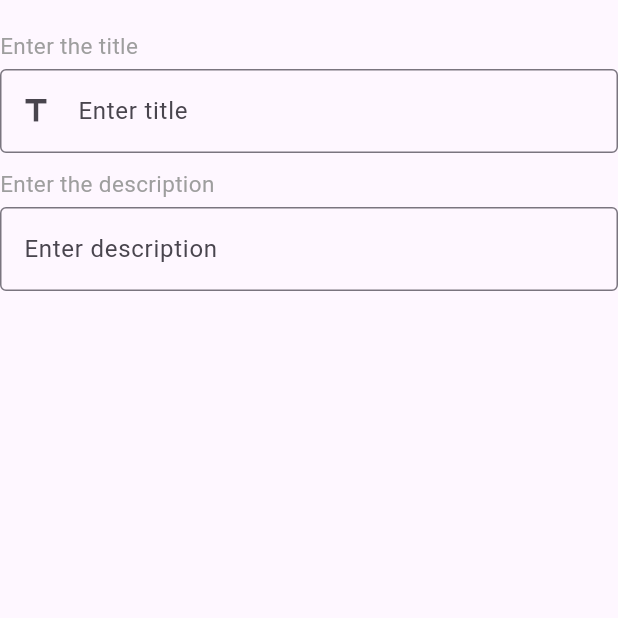
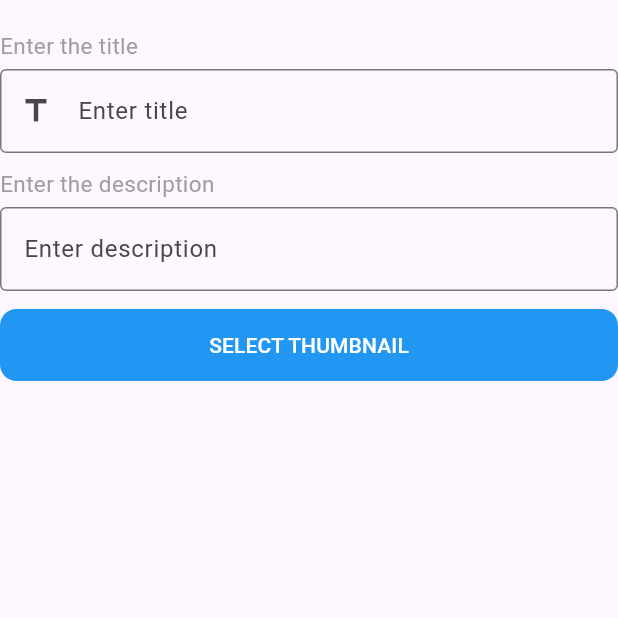
Before and after one commit to adogbeji/FlutterYouTubeClone, a Flutter app: the screen it shows after launch, on a phone screen of 412 x 824 dp, the top half of it. Run offline on Flutter 3.47's test engine with Material 3 defaults, Android fonts, the phone set to English and light mode, and no system bars; our stand-ins replace cached_network_image, cloud_firestore, firebase_auth, firebase_core, firebase_storage, flutter_riverpod and 3 more; missing offline and left inert: video_editor; accounts and stored records are empty; generated files the repository leaves out were written again.

Commit message:
Wrap button with Padding widget in video details screen

```diff
--- a/lib/features/upload/long_video/video_details_screen.dart
+++ b/lib/features/upload/long_video/video_details_screen.dart
@@ -10,7 +10,7 @@ class VideoDetailsScreen extends StatelessWidget {
       child: Padding(
         padding: const EdgeInsets.only(top: 20),
         child: Column(
-          crossAxisAlignment: CrossAxisAlignment.start,
+          crossAxisAlignment: CrossAxisAlignment.stretch,
           children: [
             const Text(
               'Enter the title',
@@ -57,9 +57,17 @@ class VideoDetailsScreen extends StatelessWidget {
               ),
             ),
 
-            Container(
-              decoration: BoxDecoration(
-                color: Colors.blue,
+            Padding(
+              padding: const EdgeInsets.only(top: 12),
+              child: Container(
+                decoration: BoxDecoration(
+                  color: Colors.blue,
+                  borderRadius: BorderRadius.all(Radius.circular(11),),
+                ),
+                child: TextButton(
+                  onPressed: () {},
+                  child: Text('SELECT THUMBNAIL', style: TextStyle(color: Colors.white,),),
+                ),
               ),
             ),
           ],
```
